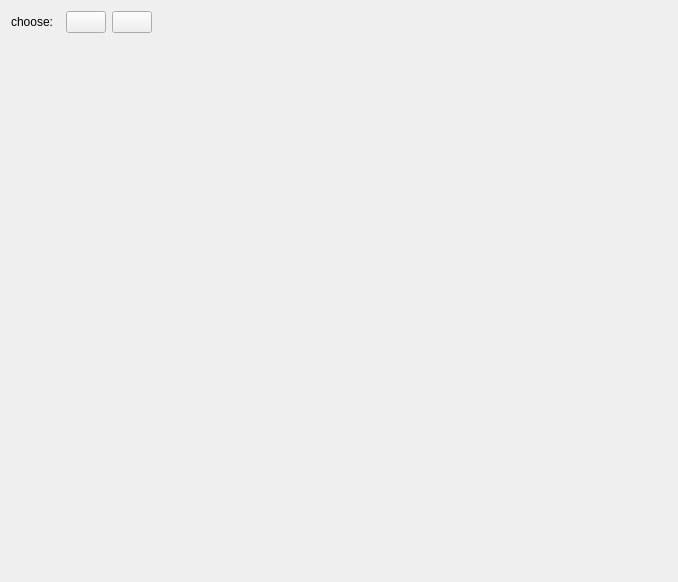
The window that Plugins/org.mitk.gui.qt.cli/src/internal/CommandLineModulesViewControls.ui (MITK/MITK) describes before a commit, drawn with Qt 5.
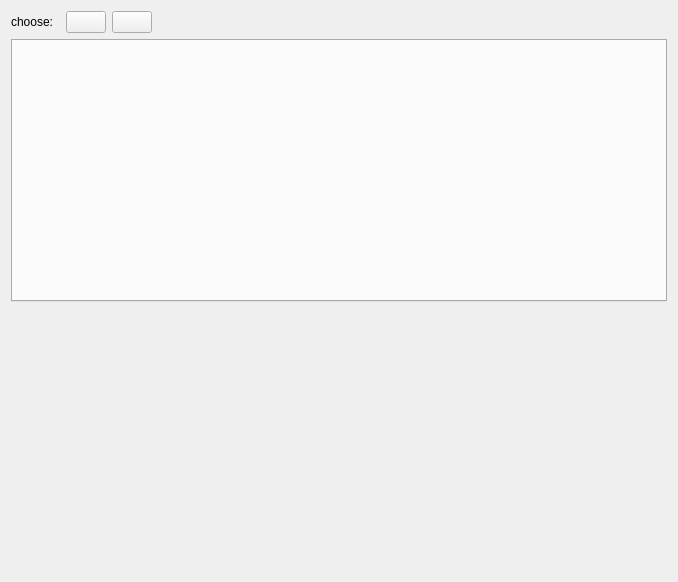
The same window after the commit. Custom widgets are drawn as their Qt base class.

Commit message: Refactor CommandLineModulesView to enable multiple tabs, for multiple modules, and despatch multiple jobs

```diff
--- a/Plugins/org.mitk.gui.qt.cli/src/internal/CommandLineModulesViewControls.ui
+++ b/Plugins/org.mitk.gui.qt.cli/src/internal/CommandLineModulesViewControls.ui
@@ -89,7 +89,17 @@
     </layout>
    </item>
    <item>
-    <widget class="QWidget" name="m_GeneratedGuiWidget" native="true">
+    <widget class="QTabWidget" name="m_TabWidget">
+     <property name="currentIndex">
+      <number>-1</number>
+     </property>
+     <property name="tabsClosable">
+      <bool>true</bool>
+     </property>
+    </widget>
+   </item>
+   <item>
+    <widget class="QWidget" name="m_RunningWidgets" native="true">
      <property name="sizePolicy">
       <sizepolicy hsizetype="Preferred" vsizetype="Preferred">
        <horstretch>0</horstretch>
```
The commit also changes 6 other files.
